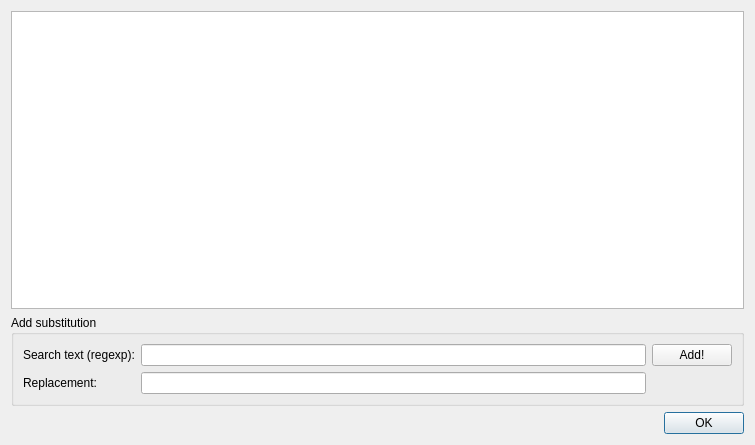
The window that ui/SubstitutionEditor.ui (zyantific/REtypedef) describes before a commit, drawn with Qt 5.
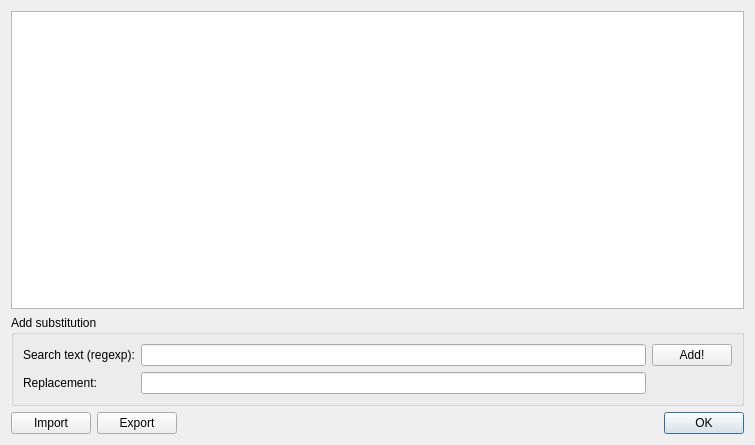
The same window after the commit.

Commit message: added import/export feature

Patch:
```diff
--- a/ui/SubstitutionEditor.ui
+++ b/ui/SubstitutionEditor.ui
@@ -83,6 +83,22 @@
         </widget>
        </item>
        <item>
+        <layout class="QHBoxLayout" name="horizontalLayout_3">
+         <item>
+          <widget class="QPushButton" name="btnImport">
+           <property name="text">
+            <string>Import</string>
+           </property>
+          </widget>
+         </item>
+         <item>
+          <widget class="QPushButton" name="btnExport">
+           <property name="text">
+            <string>Export</string>
+           </property>
+          </widget>
+         </item>
+         <item>
         <widget class="QDialogButtonBox" name="buttonBox">
          <property name="sizePolicy">
           <sizepolicy hsizetype="Preferred" vsizetype="Fixed">
@@ -97,6 +113,8 @@
           <set>QDialogButtonBox::Ok</set>
          </property>
         </widget>
+         </item>
+        </layout>
        </item>
       </layout>
      </item>
```
Lines whose indentation alone changed are shown as unchanged. The commit also changes 8 other files.
